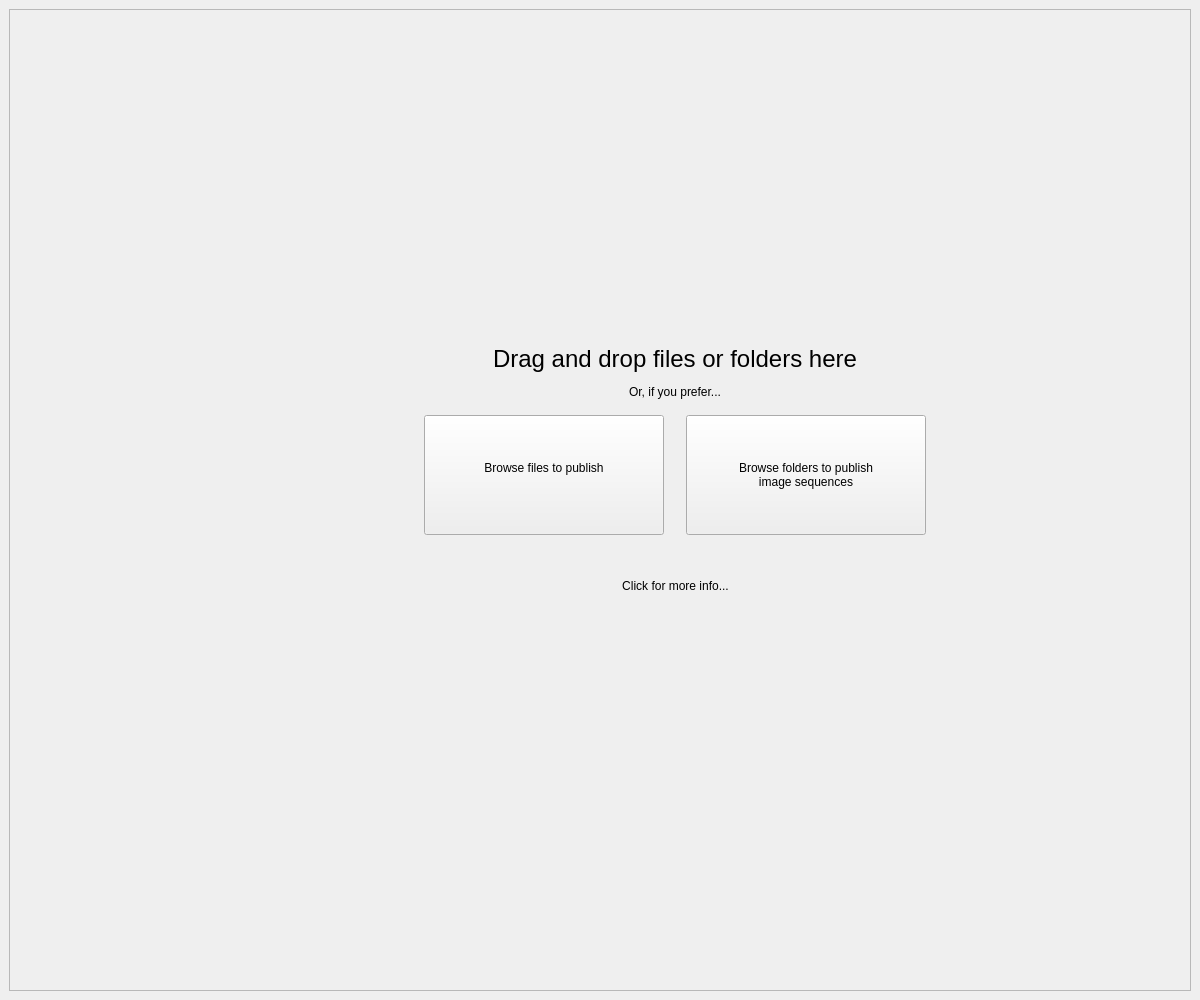
First picture: the form in resources/dialog.ui, repository animagrad/tk-multi-publish2, before the edit.
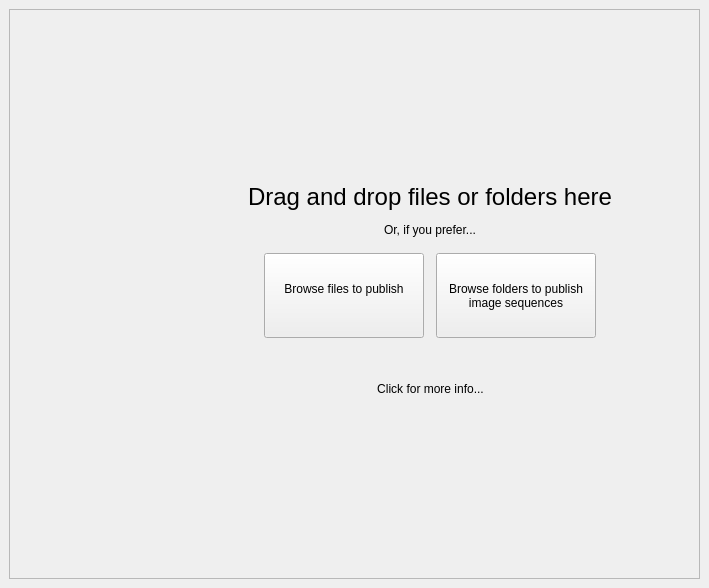
Second picture: the form after the edit. The open tabs and pages were chosen to show the change. Icons and pictures are not drawn. Custom widgets are drawn as their Qt base class.

What changed in the file:
```diff
--- a/resources/dialog.ui
+++ b/resources/dialog.ui
@@ -6,8 +6,8 @@
    <rect>
     <x>0</x>
     <y>0</y>
-    <width>1200</width>
-    <height>1000</height>
+    <width>709</width>
+    <height>588</height>
    </rect>
   </property>
   <property name="windowTitle">
@@ -213,14 +213,14 @@
                  <widget class="QToolButton" name="drop_area_browse_file">
                   <property name="minimumSize">
                    <size>
-                    <width>240</width>
-                    <height>120</height>
+                    <width>160</width>
+                    <height>85</height>
                    </size>
                   </property>
                   <property name="maximumSize">
                    <size>
-                    <width>240</width>
-                    <height>120</height>
+                    <width>150</width>
+                    <height>85</height>
                    </size>
                   </property>
                   <property name="focusPolicy">
@@ -255,7 +255,7 @@
                   </property>
                   <property name="sizeHint" stdset="0">
                    <size>
-                    <width>22</width>
+                    <width>12</width>
                     <height>0</height>
                    </size>
                   </property>
@@ -265,14 +265,14 @@
                  <widget class="QToolButton" name="drop_area_browse_seq">
                   <property name="minimumSize">
                    <size>
-                    <width>240</width>
-                    <height>120</height>
+                    <width>160</width>
+                    <height>85</height>
                    </size>
                   </property>
                   <property name="maximumSize">
                    <size>
-                    <width>240</width>
-                    <height>120</height>
+                    <width>150</width>
+                    <height>85</height>
                    </size>
                   </property>
                   <property name="focusPolicy">
```
